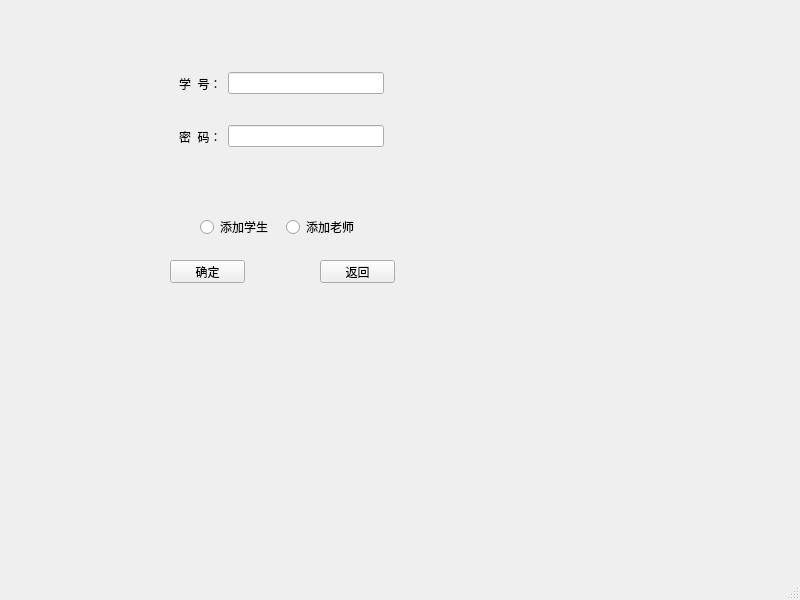
First picture: the form in Qt-sourcefile/managerwindow.ui, repository 068402-703a/Qt-Classroom-reservation-system, before the edit.
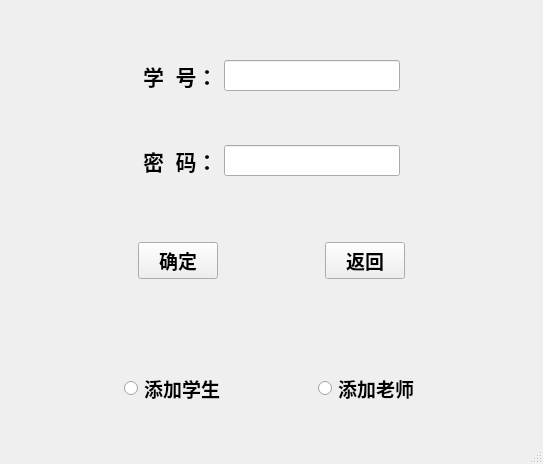
Second picture: the form after the edit. The open tabs and pages were chosen to show the change.

Patch:
```diff
--- a/Qt-sourcefile/managerwindow.ui
+++ b/Qt-sourcefile/managerwindow.ui
@@ -6,39 +6,47 @@
    <rect>
     <x>0</x>
     <y>0</y>
-    <width>800</width>
-    <height>600</height>
+    <width>543</width>
+    <height>464</height>
    </rect>
   </property>
   <property name="windowTitle">
    <string>MainWindow</string>
   </property>
   <widget class="QWidget" name="centralwidget">
+   <layout class="QVBoxLayout" name="verticalLayout_8">
+    <item>
    <widget class="QStackedWidget" name="stackedWidget">
-    <property name="geometry">
-     <rect>
-      <x>40</x>
-      <y>20</y>
-      <width>491</width>
-      <height>301</height>
-     </rect>
-    </property>
     <property name="currentIndex">
-     <number>0</number>
+       <number>1</number>
     </property>
     <widget class="QWidget" name="page">
+       <layout class="QGridLayout" name="gridLayout">
+        <item row="0" column="0">
+         <spacer name="horizontalSpacer">
+          <property name="orientation">
+           <enum>Qt::Horizontal</enum>
+          </property>
+          <property name="sizeHint" stdset="0">
+           <size>
+            <width>40</width>
+            <height>20</height>
+           </size>
+          </property>
+         </spacer>
+        </item>
+        <item row="0" column="1">
      <widget class="QWidget" name="widget" native="true">
-      <property name="geometry">
-       <rect>
-        <x>130</x>
-        <y>40</y>
-        <width>201</width>
-        <height>231</height>
-       </rect>
-      </property>
       <layout class="QVBoxLayout" name="verticalLayout">
        <item>
         <widget class="QPushButton" name="addpersonpushButton">
+             <property name="font">
+              <font>
+               <pointsize>14</pointsize>
+               <weight>75</weight>
+               <bold>true</bold>
+              </font>
+             </property>
          <property name="text">
           <string>添加账号</string>
          </property>
@@ -46,6 +54,13 @@
        </item>
        <item>
         <widget class="QPushButton" name="checkPersonButton">
+             <property name="font">
+              <font>
+               <pointsize>14</pointsize>
+               <weight>75</weight>
+               <bold>true</bold>
+              </font>
+             </property>
          <property name="text">
           <string>查看账号</string>
          </property>
@@ -53,6 +68,13 @@
        </item>
        <item>
         <widget class="QPushButton" name="checkComroomButton">
+             <property name="font">
+              <font>
+               <pointsize>14</pointsize>
+               <weight>75</weight>
+               <bold>true</bold>
+              </font>
+             </property>
          <property name="text">
           <string>查看机房</string>
          </property>
@@ -60,6 +82,13 @@
        </item>
        <item>
         <widget class="QPushButton" name="cleanOrderButton">
+             <property name="font">
+              <font>
+               <pointsize>14</pointsize>
+               <weight>75</weight>
+               <bold>true</bold>
+              </font>
+             </property>
          <property name="text">
           <string>清空预约</string>
          </property>
@@ -67,6 +96,13 @@
        </item>
        <item>
         <widget class="QPushButton" name="exitButton">
+             <property name="font">
+              <font>
+               <pointsize>14</pointsize>
+               <weight>75</weight>
+               <bold>true</bold>
+              </font>
+             </property>
          <property name="text">
           <string>注销登录</string>
          </property>
@@ -74,43 +110,85 @@
        </item>
       </layout>
      </widget>
+        </item>
+        <item row="0" column="2">
+         <spacer name="horizontalSpacer_2">
+          <property name="orientation">
+           <enum>Qt::Horizontal</enum>
+          </property>
+          <property name="sizeHint" stdset="0">
+           <size>
+            <width>40</width>
+            <height>20</height>
+           </size>
+          </property>
+         </spacer>
+        </item>
+       </layout>
     </widget>
     <widget class="QWidget" name="page_2">
+       <layout class="QVBoxLayout" name="verticalLayout_7">
+        <item>
      <widget class="QStackedWidget" name="stackedWidget_2">
-      <property name="geometry">
-       <rect>
-        <x>80</x>
-        <y>10</y>
-        <width>321</width>
-        <height>161</height>
-       </rect>
-      </property>
       <property name="currentIndex">
-       <number>1</number>
+           <number>0</number>
       </property>
       <widget class="QWidget" name="page_3">
+           <layout class="QVBoxLayout" name="verticalLayout_6">
+            <item>
        <widget class="QWidget" name="widget_6" native="true">
-        <property name="geometry">
-         <rect>
-          <x>50</x>
-          <y>30</y>
-          <width>223</width>
-          <height>100</height>
-         </rect>
-        </property>
         <layout class="QVBoxLayout" name="verticalLayout_3">
          <item>
           <widget class="QWidget" name="widget_7" native="true">
            <layout class="QHBoxLayout" name="horizontalLayout_4">
+                  <item>
+                   <spacer name="horizontalSpacer_9">
+                    <property name="orientation">
+                     <enum>Qt::Horizontal</enum>
+                    </property>
+                    <property name="sizeHint" stdset="0">
+                     <size>
+                      <width>40</width>
+                      <height>20</height>
+                     </size>
+                    </property>
+                   </spacer>
+                  </item>
             <item>
              <widget class="QLabel" name="label_3">
+                    <property name="font">
+                     <font>
+                      <pointsize>16</pointsize>
+                      <weight>75</weight>
+                      <bold>true</bold>
+                     </font>
+                    </property>
               <property name="text">
                <string>学  号：</string>
               </property>
              </widget>
             </item>
             <item>
-             <widget class="QLineEdit" name="addstulineEdit"/>
+                   <widget class="QLineEdit" name="addstulineEdit">
+                    <property name="font">
+                     <font>
+                      <pointsize>14</pointsize>
+                     </font>
+                    </property>
+                   </widget>
+                  </item>
+                  <item>
+                   <spacer name="horizontalSpacer_10">
+                    <property name="orientation">
+                     <enum>Qt::Horizontal</enum>
+                    </property>
+                    <property name="sizeHint" stdset="0">
+                     <size>
+                      <width>40</width>
+                      <height>20</height>
+                     </size>
+                    </property>
+                   </spacer>
             </item>
            </layout>
           </widget>
@@ -118,8 +196,28 @@
          <item>
           <widget class="QWidget" name="widget_8" native="true">
            <layout class="QHBoxLayout" name="horizontalLayout_5">
+                  <item>
+                   <spacer name="horizontalSpacer_11">
+                    <property name="orientation">
+                     <enum>Qt::Horizontal</enum>
+                    </property>
+                    <property name="sizeHint" stdset="0">
+                     <size>
+                      <width>40</width>
+                      <height>20</height>
+                     </size>
+                    </property>
+                   </spacer>
+                  </item>
             <item>
              <widget class="QLabel" name="label_4">
+                    <property name="font">
+                     <font>
+                      <pointsize>16</pointsize>
+                      <weight>75</weight>
+                      <bold>true</bold>
+                     </font>
+                    </property>
               <property name="text">
                <string>密  码：</string>
               </property>
@@ -127,40 +225,93 @@
             </item>
             <item>
              <widget class="QLineEdit" name="addstupasswordlineEdit">
+                    <property name="font">
+                     <font>
+                      <pointsize>14</pointsize>
+                     </font>
+                    </property>
               <property name="echoMode">
                <enum>QLineEdit::Password</enum>
               </property>
              </widget>
             </item>
+                  <item>
+                   <spacer name="horizontalSpacer_12">
+                    <property name="orientation">
+                     <enum>Qt::Horizontal</enum>
+                    </property>
+                    <property name="sizeHint" stdset="0">
+                     <size>
+                      <width>40</width>
+                      <height>20</height>
+                     </size>
+                    </property>
+                   </spacer>
+                  </item>
            </layout>
           </widget>
          </item>
         </layout>
        </widget>
+            </item>
+           </layout>
       </widget>
       <widget class="QWidget" name="page_4">
+           <layout class="QGridLayout" name="gridLayout_2">
+            <item row="0" column="0">
        <widget class="QWidget" name="widget_4" native="true">
-        <property name="geometry">
-         <rect>
-          <x>50</x>
-          <y>30</y>
-          <width>223</width>
-          <height>100</height>
-         </rect>
-        </property>
         <layout class="QVBoxLayout" name="verticalLayout_2">
          <item>
           <widget class="QWidget" name="widget_2" native="true">
            <layout class="QHBoxLayout" name="horizontalLayout">
+                  <item>
+                   <spacer name="horizontalSpacer_15">
+                    <property name="orientation">
+                     <enum>Qt::Horizontal</enum>
+                    </property>
+                    <property name="sizeHint" stdset="0">
+                     <size>
+                      <width>40</width>
+                      <height>20</height>
+                     </size>
+                    </property>
+                   </spacer>
+                  </item>
             <item>
              <widget class="QLabel" name="label">
+                    <property name="font">
+                     <font>
+                      <pointsize>16</pointsize>
+                      <weight>75</weight>
+                      <bold>true</bold>
+                     </font>
+                    </property>
               <property name="text">
                <string>职工号：</string>
               </property>
              </widget>
             </item>
             <item>
-             <widget class="QLineEdit" name="addtealineEdit"/>
+                   <widget class="QLineEdit" name="addtealineEdit">
+                    <property name="font">
+                     <font>
+                      <pointsize>14</pointsize>
+                     </font>
+                    </property>
+                   </widget>
+                  </item>
+                  <item>
+                   <spacer name="horizontalSpacer_16">
+                    <property name="orientation">
+                     <enum>Qt::Horizontal</enum>
+                    </property>
+                    <property name="sizeHint" stdset="0">
+                     <size>
+                      <width>40</width>
+                      <height>20</height>
+                     </size>
+                    </property>
+                   </spacer>
             </item>
            </layout>
           </widget>
@@ -168,8 +319,28 @@
          <item>
           <widget class="QWidget" name="widget_3" native="true">
            <layout class="QHBoxLayout" name="horizontalLayout_2">
+                  <item>
+                   <spacer name="horizontalSpacer_17">
+                    <property name="orientation">
+                     <enum>Qt::Horizontal</enum>
+                    </property>
+                    <property name="sizeHint" stdset="0">
+                     <size>
+                      <width>40</width>
+                      <height>20</height>
+                     </size>
+                    </property>
+                   </spacer>
+                  </item>
             <item>
              <widget class="QLabel" name="label_2">
+                    <property name="font">
+                     <font>
+                      <pointsize>16</pointsize>
+                      <weight>75</weight>
+                      <bold>true</bold>
+                     </font>
+                    </property>
               <property name="text">
                <string>密  码：</string>
               </property>
@@ -177,84 +348,245 @@
             </item>
             <item>
              <widget class="QLineEdit" name="addteapasswordlineEdit">
+                    <property name="font">
+                     <font>
+                      <pointsize>14</pointsize>
+                     </font>
+                    </property>
               <property name="echoMode">
                <enum>QLineEdit::Password</enum>
               </property>
              </widget>
             </item>
+                  <item>
+                   <spacer name="horizontalSpacer_18">
+                    <property name="orientation">
+                     <enum>Qt::Horizontal</enum>
+                    </property>
+                    <property name="sizeHint" stdset="0">
+                     <size>
+                      <width>40</width>
+                      <height>20</height>
+                     </size>
+                    </property>
+                   </spacer>
+                  </item>
            </layout>
           </widget>
          </item>
         </layout>
        </widget>
-      </widget>
-     </widget>
+            </item>
+           </layout>
+          </widget>
+         </widget>
+        </item>
+        <item>
+         <widget class="QWidget" name="widget_11" native="true">
+          <layout class="QVBoxLayout" name="verticalLayout_5">
+           <item>
+            <widget class="QWidget" name="widget_10" native="true">
+             <layout class="QHBoxLayout" name="horizontalLayout_7">
+              <item>
+               <spacer name="horizontalSpacer_3">
+                <property name="orientation">
+                 <enum>Qt::Horizontal</enum>
+                </property>
+                <property name="sizeHint" stdset="0">
+                 <size>
+                  <width>40</width>
+                  <height>20</height>
+                 </size>
+                </property>
+               </spacer>
+              </item>
+              <item>
+               <widget class="QPushButton" name="confirmButton">
+                <property name="font">
+                 <font>
+                  <pointsize>14</pointsize>
+                  <weight>75</weight>
+                  <bold>true</bold>
+                 </font>
+                </property>
+                <property name="text">
+                 <string>确定</string>
+                </property>
+               </widget>
+              </item>
+              <item>
+               <spacer name="horizontalSpacer_7">
+                <property name="orientation">
+                 <enum>Qt::Horizontal</enum>
+                </property>
+                <property name="sizeHint" stdset="0">
+                 <size>
+                  <width>40</width>
+                  <height>20</height>
+                 </size>
+                </property>
+               </spacer>
+              </item>
+              <item>
+               <widget class="QPushButton" name="exitpushButton_2">
+                <property name="font">
+                 <font>
+                  <pointsize>14</pointsize>
+                  <weight>75</weight>
+                  <bold>true</bold>
+                 </font>
+                </property>
+                <property name="text">
+                 <string>返回</string>
+                </property>
+               </widget>
+              </item>
+              <item>
+               <spacer name="horizontalSpacer_4">
+                <property name="orientation">
+                 <enum>Qt::Horizontal</enum>
+                </property>
+                <property name="sizeHint" stdset="0">
+                 <size>
+                  <width>40</width>
+                  <height>20</height>
+                 </size>
+                </property>
+               </spacer>
+              </item>
+             </layout>
+            </widget>
+           </item>
+           <item>
+            <spacer name="verticalSpacer">
+             <property name="orientation">
+              <enum>Qt::Vertical</enum>
+             </property>
+             <property name="sizeHint" stdset="0">
+              <size>
+               <width>20</width>
+               <height>40</height>
+              </size>
+             </property>
+            </spacer>
+           </item>
+           <item>
      <widget class="QWidget" name="widget_5" native="true">
-      <property name="geometry">
-       <rect>
-        <x>160</x>
-        <y>190</y>
-        <width>166</width>
-        <height>34</height>
-       </rect>
-      </property>
       <layout class="QHBoxLayout" name="horizontalLayout_3">
+              <item>
+               <spacer name="horizontalSpacer_5">
+                <property name="orientation">
+                 <enum>Qt::Horizontal</enum>
+                </property>
+                <property name="sizeHint" stdset="0">
+                 <size>
+                  <width>40</width>
+                  <height>20</height>
+                 </size>
+                </property>
+               </spacer>
+              </item>
        <item>
         <widget class="QRadioButton" name="addSturadioButton">
+                <property name="font">
+                 <font>
+                  <pointsize>14</pointsize>
+                  <weight>75</weight>
+                  <bold>true</bold>
+                 </font>
+                </property>
          <property name="text">
           <string>添加学生</string>
          </property>
-        </widget>
-       </item>
+                <property name="iconSize">
+                 <size>
+                  <width>40</width>
+                  <height>40</height>
+                 </size>
+                </property>
+               </widget>
+              </item>
+              <item>
+               <spacer name="horizontalSpacer_8">
+                <property name="orientation">
+                 <enum>Qt::Horizontal</enum>
+                </property>
+                <property name="sizeHint" stdset="0">
+                 <size>
+                  <width>40</width>
+                  <height>20</height>
+                 </size>
+                </property>
+               </spacer>
+              </item>
        <item>
         <widget class="QRadioButton" name="addTearadioButton">
+                <property name="font">
+                 <font>
+                  <pointsize>14</pointsize>
+                  <weight>75</weight>
+                  <bold>true</bold>
+                 </font>
+                </property>
          <property name="text">
           <string>添加老师</string>
          </property>
-        </widget>
-       </item>
-      </layout>
-     </widget>
-     <widget class="QPushButton" name="confirmButton">
-      <property name="geometry">
-       <rect>
-        <x>130</x>
-        <y>240</y>
-        <width>75</width>
-        <height>23</height>
-       </rect>
-      </property>
-      <property name="text">
-       <string>确定</string>
-      </property>
-     </widget>
-     <widget class="QPushButton" name="exitpushButton_2">
-      <property name="geometry">
-       <rect>
-        <x>280</x>
-        <y>240</y>
-        <width>75</width>
-        <height>23</height>
-       </rect>
-      </property>
-      <property name="text">
-       <string>返回</string>
-      </property>
-     </widget>
+                <property name="iconSize">
+                 <size>
+                  <width>40</width>
+                  <height>40</height>
+                 </size>
+                </property>
+               </widget>
+              </item>
+              <item>
+               <spacer name="horizontalSpacer_6">
+                <property name="orientation">
+                 <enum>Qt::Horizontal</enum>
+                </property>
+                <property name="sizeHint" stdset="0">
+                 <size>
+                  <width>40</width>
+                  <height>20</height>
+                 </size>
+                </property>
+               </spacer>
+              </item>
+             </layout>
+            </widget>
+           </item>
+          </layout>
+         </widget>
+        </item>
+       </layout>
     </widget>
     <widget class="QWidget" name="page_5">
+       <layout class="QHBoxLayout" name="horizontalLayout_8">
+        <item>
+         <spacer name="horizontalSpacer_13">
+          <property name="orientation">
+           <enum>Qt::Horizontal</enum>
+          </property>
+          <property name="sizeHint" stdset="0">
+           <size>
+            <width>40</width>
+            <height>20</height>
+           </size>
+          </property>
+         </spacer>
+        </item>
+        <item>
      <widget class="QWidget" name="widget_9" native="true">
-      <property name="geometry">
-       <rect>
-        <x>140</x>
-        <y>40</y>
-        <width>211</width>
-        <height>191</height>
-       </rect>
-      </property>
       <layout class="QVBoxLayout" name="verticalLayout_4">
        <item>
         <widget class="QPushButton" name="checkallstupushButton">
+             <property name="font">
+              <font>
+               <pointsize>14</pointsize>
+               <weight>75</weight>
+               <bold>true</bold>
+              </font>
+             </property>
          <property name="text">
           <string>查看所有学生</string>
          </property>
@@ -262,35 +594,60 @@
        </item>
        <item>
         <widget class="QPushButton" name="checkallteapushButton">
+             <property name="font">
+              <font>
+               <pointsize>14</pointsize>
+               <weight>75</weight>
+               <bold>true</bold>
+              </font>
+             </property>
          <property name="text">
           <string>查看所有老师</string>
          </property>
         </widget>
        </item>
-      </layout>
-     </widget>
-     <widget class="QCommandLinkButton" name="exitcommandLinkButton">
-      <property name="geometry">
-       <rect>
-        <x>310</x>
-        <y>250</y>
-        <width>172</width>
-        <height>41</height>
-       </rect>
+           <item>
+            <widget class="QPushButton" name="checkexitpushButton">
+             <property name="font">
+              <font>
+               <pointsize>14</pointsize>
+               <weight>75</weight>
+               <bold>true</bold>
+              </font>
       </property>
       <property name="text">
        <string>返回</string>
       </property>
      </widget>
-    </widget>
-   </widget>
+           </item>
+          </layout>
+         </widget>
+        </item>
+        <item>
+         <spacer name="horizontalSpacer_14">
+          <property name="orientation">
+           <enum>Qt::Horizontal</enum>
+          </property>
+          <property name="sizeHint" stdset="0">
+           <size>
+            <width>40</width>
+            <height>20</height>
+           </size>
+          </property>
+         </spacer>
+        </item>
+       </layout>
+      </widget>
+     </widget>
+    </item>
+   </layout>
   </widget>
   <widget class="QMenuBar" name="menubar">
    <property name="geometry">
     <rect>
      <x>0</x>
      <y>0</y>
-     <width>800</width>
+     <width>543</width>
      <height>23</height>
     </rect>
    </property>
```
Lines whose indentation alone changed are shown as unchanged.
